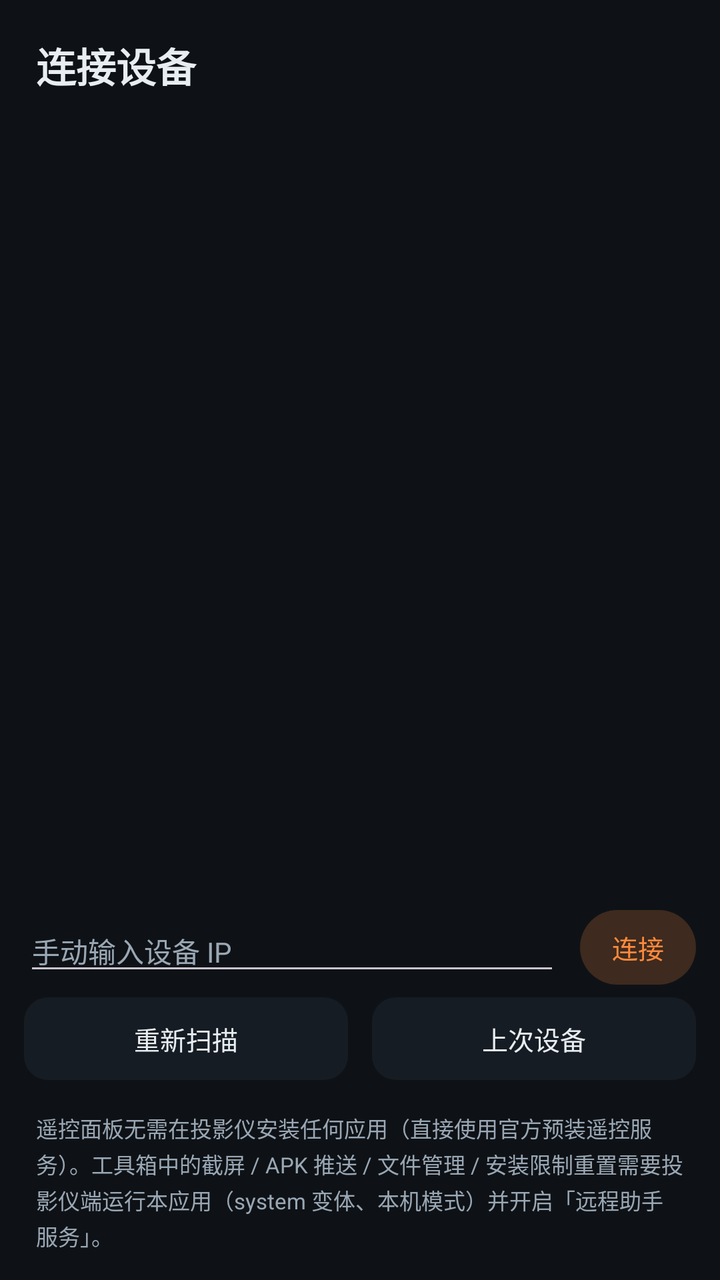
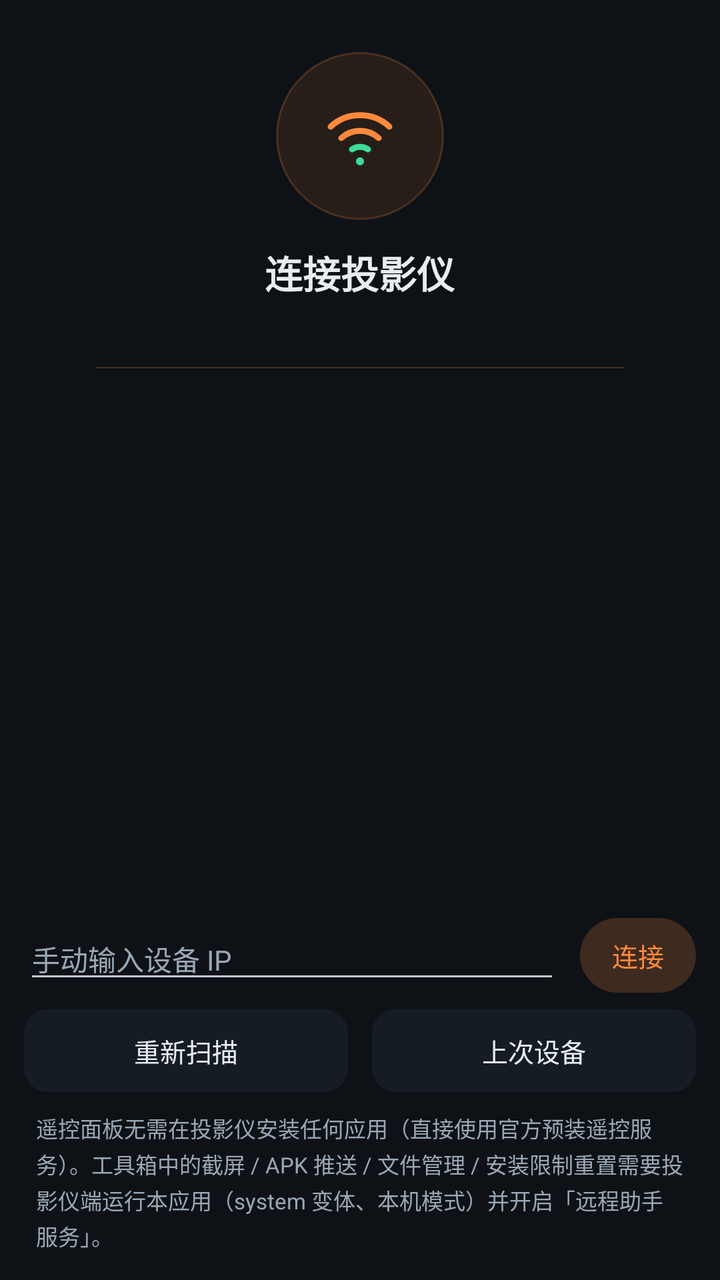

An Android layout rendered at two revisions. The XML below is the earlier revision; the diff shows what the commit changed to produce the second picture.
<!-- AndroidManifest.xml: application theme Theme.JmgoControl -->
<!-- res/layout/activity_remote_connect.xml -->
<?xml version="1.0" encoding="utf-8"?>
<LinearLayout xmlns:android="http://schemas.android.com/apk/res/android"
    android:layout_width="match_parent"
    android:layout_height="match_parent"
    android:background="@color/bg"
    android:orientation="vertical">

    <TextView
        android:layout_width="match_parent"
        android:layout_height="wrap_content"
        android:paddingStart="18dp"
        android:paddingTop="18dp"
        android:paddingEnd="18dp"
        android:paddingBottom="4dp"
        android:text="@string/entry_connect"
        android:textColor="@color/text_primary"
        android:textSize="20sp"
        android:textStyle="bold" />

    <TextView
        android:id="@+id/scanStatus"
        android:layout_width="match_parent"
        android:layout_height="wrap_content"
        android:paddingStart="18dp"
        android:paddingEnd="18dp"
        android:paddingBottom="8dp"
        android:textColor="@color/text_secondary"
        android:textSize="12sp" />

    <androidx.recyclerview.widget.RecyclerView
        android:id="@+id/deviceList"
        android:layout_width="match_parent"
        android:layout_height="0dp"
        android:layout_weight="1"
        android:clipToPadding="false"
        android:paddingStart="12dp"
        android:paddingEnd="12dp"
        android:paddingBottom="8dp" />

    <LinearLayout
        android:layout_width="match_parent"
        android:layout_height="wrap_content"
        android:gravity="center_vertical"
        android:orientation="horizontal"
        android:paddingStart="12dp"
        android:paddingEnd="12dp"
        android:paddingBottom="6dp">

        <EditText
            android:id="@+id/ipInput"
            android:layout_width="0dp"
            android:layout_height="wrap_content"
            android:layout_weight="1"
            android:hint="@string/connect_manual_hint"
            android:inputType="text"
            android:maxLines="1"
            android:textColor="@color/text_primary"
            android:textColorHint="@color/text_secondary"
            android:textSize="14sp" />

        <TextView
            android:id="@+id/btnReconnect"
            android:layout_width="wrap_content"
            android:layout_height="wrap_content"
            android:layout_marginStart="10dp"
            android:background="@drawable/bg_chip"
            android:clickable="true"
            android:focusable="true"
            android:paddingStart="16dp"
            android:paddingTop="9dp"
            android:paddingEnd="16dp"
            android:paddingBottom="9dp"
            android:text="@string/connect_button"
            android:textColor="@color/accent"
            android:textSize="13sp" />
    </LinearLayout>

    <LinearLayout
        android:layout_width="match_parent"
        android:layout_height="wrap_content"
        android:orientation="horizontal"
        android:paddingStart="12dp"
        android:paddingEnd="12dp"
        android:paddingBottom="16dp">

        <TextView
            android:id="@+id/btnScan"
            android:layout_width="0dp"
            android:layout_height="wrap_content"
            android:layout_marginEnd="6dp"
            android:layout_weight="1"
            android:background="@drawable/bg_entry"
            android:clickable="true"
            android:focusable="true"
            android:gravity="center"
            android:paddingTop="11dp"
            android:paddingBottom="11dp"
            android:text="@string/connect_scan"
            android:textColor="@color/text_primary"
            android:textSize="13sp" />

        <TextView
            android:id="@+id/btnLast"
            android:layout_width="0dp"
            android:layout_height="wrap_content"
            android:layout_marginStart="6dp"
            android:layout_weight="1"
            android:background="@drawable/bg_entry"
            android:clickable="true"
            android:focusable="true"
            android:gravity="center"
            android:paddingTop="11dp"
            android:paddingBottom="11dp"
            android:text="@string/connect_last"
            android:textColor="@color/text_primary"
            android:textSize="13sp" />
    </LinearLayout>

    <TextView
        android:layout_width="match_parent"
        android:layout_height="wrap_content"
        android:lineSpacingExtra="2dp"
        android:paddingStart="18dp"
        android:paddingEnd="18dp"
        android:paddingBottom="14dp"
        android:text="@string/connect_hint"
        android:textColor="@color/text_secondary"
        android:textSize="11sp" />
</LinearLayout>
<!-- resources referenced by this layout -->
<resources>
  <color name="accent">#FFFF8A3D</color>
  <color name="bg">#FF0E1216</color>
  <color name="text_primary">#FFE8EDF2</color>
  <color name="text_secondary">#FF9AA7B4</color>
  <!-- drawable bg_chip (drawable) -->
  <?xml version="1.0" encoding="utf-8"?>
  <shape xmlns:android="http://schemas.android.com/apk/res/android"
      android:shape="rectangle">
      <solid android:color="#33FF8A3D" />
      <corners android:radius="20dp" />
  </shape>
  <string name="connect_button">连接</string>
  <string name="connect_hint">遥控面板无需在投影仪安装任何应用（直接使用官方预装遥控服务）。工具箱中的截屏 / APK 推送 / 文件管理 / 安装限制重置需要投影仪端运行本应用（system 变体、本机模式）并开启「远程助手服务」。</string>
  <string name="connect_last">上次设备</string>
  <string name="connect_manual_hint">手动输入设备 IP</string>
  <string name="connect_scan">重新扫描</string>
  <string name="entry_connect">连接设备</string>
  <style name="Theme.JmgoControl" parent="Theme.Material3.Dark.NoActionBar">
          <item name="colorPrimary">@color/accent</item>
          <item name="colorOnPrimary">#FF1A1006</item>
          <item name="colorPrimaryContainer">@color/accent_dark</item>
          <item name="colorSecondary">@color/teal</item>
          <item name="android:colorBackground">@color/bg</item>
          <item name="colorSurface">@color/surface</item>
          <item name="colorOnSurface">@color/text_primary</item>
          <item name="colorOnSurfaceVariant">@color/text_secondary</item>
          <item name="android:statusBarColor">@color/bg</item>
          <item name="android:navigationBarColor">@color/bg</item>
          <item name="android:windowBackground">@color/bg</item>
      </style>
  <color name="surface_high">#FF1E2630</color>
  <color name="surface">#FF161C23</color>
  <color name="accent_dark">#FFCC6A26</color>
  <color name="teal">#FF3DDC97</color>
  <!-- unchanged entries left out for length: 1 -->
</resources>

<!-- the commit's change to res/layout/activity_remote_connect.xml (unified diff, before → after) -->
@@ -5,32 +5,54 @@
     android:background="@color/bg"
     android:orientation="vertical">
 
+    <ImageView
+        android:id="@+id/heroIcon"
+        android:layout_width="84dp"
+        android:layout_height="84dp"
+        android:layout_gravity="center_horizontal"
+        android:layout_marginTop="26dp"
+        android:background="@drawable/bg_hero_circle"
+        android:importantForAccessibility="no"
+        android:padding="22dp"
+        android:src="@drawable/ic_wifi" />
+
     <TextView
-        android:layout_width="match_parent"
+        android:layout_width="wrap_content"
         android:layout_height="wrap_content"
-        android:paddingStart="18dp"
-        android:paddingTop="18dp"
-        android:paddingEnd="18dp"
-        android:paddingBottom="4dp"
-        android:text="@string/entry_connect"
+        android:layout_gravity="center_horizontal"
+        android:layout_marginTop="12dp"
+        android:text="@string/connect_title"
         android:textColor="@color/text_primary"
-        android:textSize="20sp"
+        android:textSize="19sp"
         android:textStyle="bold" />
 
     <TextView
         android:id="@+id/scanStatus"
         android:layout_width="match_parent"
         android:layout_height="wrap_content"
-        android:paddingStart="18dp"
-        android:paddingEnd="18dp"
-        android:paddingBottom="8dp"
+        android:layout_marginTop="6dp"
+        android:gravity="center"
+        android:paddingStart="24dp"
+        android:paddingEnd="24dp"
         android:textColor="@color/text_secondary"
         android:textSize="12sp" />
+
+    <ProgressBar
+        android:id="@+id/scanProgress"
+        style="?android:attr/progressBarStyleHorizontal"
+        android:layout_width="match_parent"
+        android:layout_height="3dp"
+        android:layout_marginStart="48dp"
+        android:layout_marginTop="10dp"
+        android:layout_marginEnd="48dp"
+        android:indeterminate="true"
+        android:indeterminateTint="@color/accent" />
 
     <androidx.recyclerview.widget.RecyclerView
         android:id="@+id/deviceList"
         android:layout_width="match_parent"
         android:layout_height="0dp"
+        android:layout_marginTop="10dp"
         android:layout_weight="1"
         android:clipToPadding="false"
         android:paddingStart="12dp"
@@ -43,8 +65,7 @@
         android:gravity="center_vertical"
         android:orientation="horizontal"
         android:paddingStart="12dp"
-        android:paddingEnd="12dp"
-        android:paddingBottom="6dp">
+        android:paddingEnd="12dp">
 
         <EditText
             android:id="@+id/ipInput"
@@ -80,8 +101,8 @@
         android:layout_height="wrap_content"
         android:orientation="horizontal"
         android:paddingStart="12dp"
-        android:paddingEnd="12dp"
-        android:paddingBottom="16dp">
+        android:paddingTop="8dp"
+        android:paddingEnd="12dp">
 
         <TextView
             android:id="@+id/btnScan"
@@ -121,6 +142,7 @@
         android:layout_height="wrap_content"
         android:lineSpacingExtra="2dp"
         android:paddingStart="18dp"
+        android:paddingTop="10dp"
         android:paddingEnd="18dp"
         android:paddingBottom="14dp"
         android:text="@string/connect_hint"
<!-- resource entries referenced after the edit -->
@@ -11,12 +11,48 @@
       <solid android:color="#33FF8A3D" />
       <corners android:radius="20dp" />
   </shape>
+  <!-- drawable bg_hero_circle (drawable) -->
+  <?xml version="1.0" encoding="utf-8"?>
+  <shape xmlns:android="http://schemas.android.com/apk/res/android"
+      android:shape="oval">
+      <solid android:color="#1AFF8A3D" />
+      <stroke android:width="1dp" android:color="#33FF8A3D" />
+  </shape>
+  <!-- drawable ic_wifi (drawable) -->
+  <?xml version="1.0" encoding="utf-8"?>
+  <vector xmlns:android="http://schemas.android.com/apk/res/android"
+      android:width="24dp"
+      android:height="24dp"
+      android:viewportWidth="24"
+      android:viewportHeight="24">
+      <path
+          android:fillColor="#00000000"
+          android:pathData="M3.2,9.2a13,13 0 0 1 17.6,0"
+          android:strokeColor="#FFFF8A3D"
+          android:strokeLineCap="round"
+          android:strokeWidth="1.8" />
+      <path
+          android:fillColor="#00000000"
+          android:pathData="M6.4,12.6a8.4,8.4 0 0 1 11.2,0"
+          android:strokeColor="#FFFF8A3D"
+          android:strokeLineCap="round"
+          android:strokeWidth="1.8" />
+      <path
+          android:fillColor="#00000000"
+          android:pathData="M9.6,16a4.2,4.2 0 0 1 4.8,0"
+          android:strokeColor="#FF3DDC97"
+          android:strokeLineCap="round"
+          android:strokeWidth="1.8" />
+      <path
+          android:fillColor="#FF3DDC97"
+          android:pathData="M12,18.4a1.2,1.2 0 1 0 0,2.4a1.2,1.2 0 1 0 0,-2.4z" />
+  </vector>
   <string name="connect_button">连接</string>
   <string name="connect_hint">遥控面板无需在投影仪安装任何应用（直接使用官方预装遥控服务）。工具箱中的截屏 / APK 推送 / 文件管理 / 安装限制重置需要投影仪端运行本应用（system 变体、本机模式）并开启「远程助手服务」。</string>
   <string name="connect_last">上次设备</string>
   <string name="connect_manual_hint">手动输入设备 IP</string>
   <string name="connect_scan">重新扫描</string>
-  <string name="entry_connect">连接设备</string>
+  <string name="connect_title">连接投影仪</string>
   <style name="Theme.JmgoControl" parent="Theme.Material3.Dark.NoActionBar">
           <item name="colorPrimary">@color/accent</item>
           <item name="colorOnPrimary">#FF1A1006</item>
